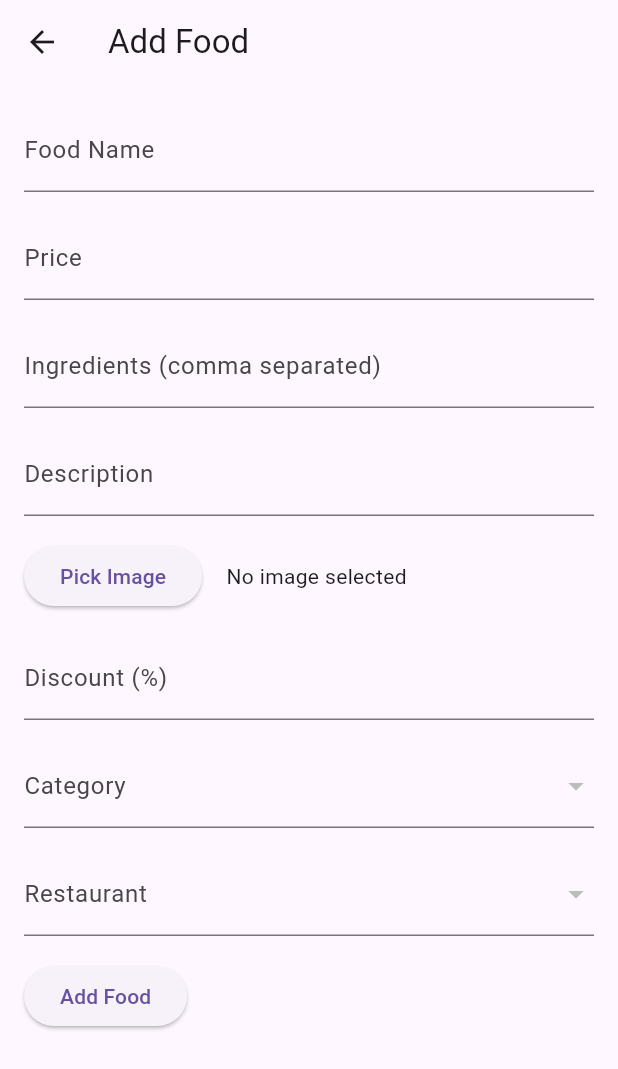
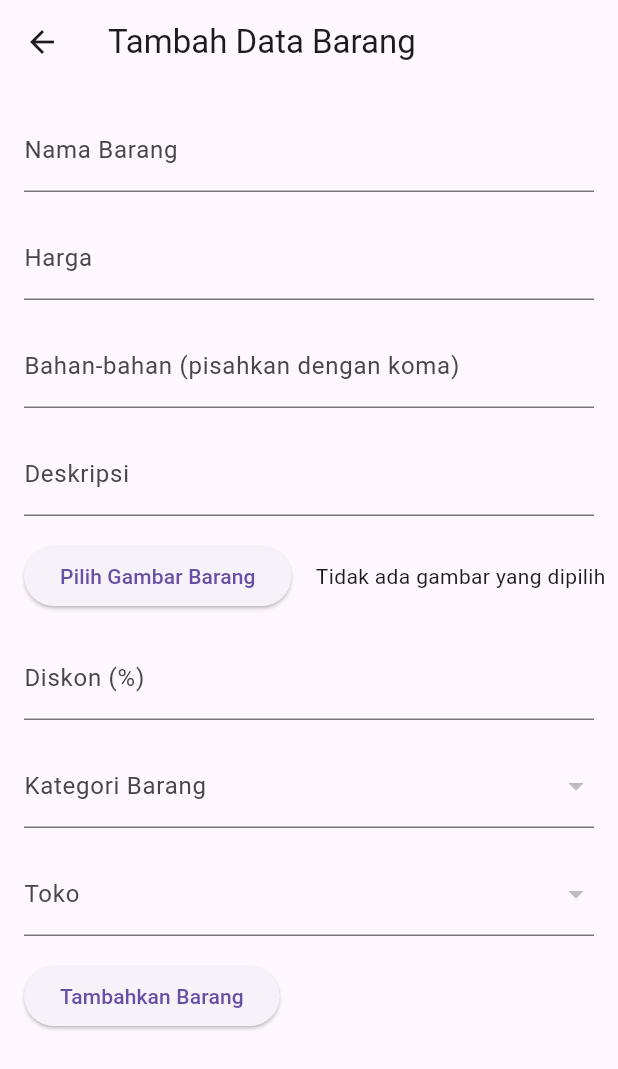
Before and after one commit to strhmdn14102004/Toko-Makanan, a Flutter app: the AddFoodPage screen opened by its route, on a phone screen of 412 x 824 dp. Shown: the top 1069 px of the screen. Run offline on Flutter 3.47's test engine with Material 3 defaults, Android fonts, the phone set to English and light mode, and no system bars; our stand-ins replace bloc, cloud_firestore, dio, equatable, firebase_auth, firebase_core and 11 more; accounts and stored records are empty.

Commit message:
update
update

```diff
--- a/lib/src/presentation/screens/add_category/add_category.dart
+++ b/lib/src/presentation/screens/add_category/add_category.dart
@@ -44,7 +44,7 @@ class _AddCategoryPageState extends State<AddCategoryPage> {
   Widget build(BuildContext context) {
     return Scaffold(
       appBar: AppBar(
-        title: Text('Add Category'),
+        title: Text('Tambahkan Kategori'),
       ),
       body: Padding(
         padding: const EdgeInsets.all(16.0),
@@ -55,12 +55,12 @@ class _AddCategoryPageState extends State<AddCategoryPage> {
               TextFormField(
                 controller: _nameController,
                 decoration: InputDecoration(
-                  labelText: 'Category Name',
+                  labelText: 'Nama Kategori',
                   border: OutlineInputBorder(),
                 ),
                 validator: (value) {
                   if (value == null || value.trim().isEmpty) {
-                    return 'Please enter a category name';
+                    return 'Tolong masukan nama kategori';
                   }
                   return null;
                 },
@@ -80,7 +80,7 @@ class _AddCategoryPageState extends State<AddCategoryPage> {
                   }
                   return ElevatedButton(
                     onPressed: () => _submitCategory(context),
-                    child: Text('Add Category'),
+                    child: Text('Tambah Kategori'),
                   );
                 },
               ),
--- a/lib/src/presentation/screens/add_food/add_food.dart
+++ b/lib/src/presentation/screens/add_food/add_food.dart
@@ -100,7 +100,7 @@ class _AddFoodPageState extends State<AddFoodPage> {
   Widget build(BuildContext context) {
     return Scaffold(
       appBar: AppBar(
-        title: const Text('Add Food'),
+        title: const Text('Tambah Data Barang'),
       ),
       body: Padding(
         padding: const EdgeInsets.all(16.0),
@@ -112,49 +112,49 @@ class _AddFoodPageState extends State<AddFoodPage> {
               children: [
                 TextFormField(
                   controller: _nameController,
-                  decoration: const InputDecoration(labelText: 'Food Name'),
+                  decoration: const InputDecoration(labelText: 'Nama Barang'),
                   validator: (value) =>
-                      value!.isEmpty ? 'Please enter food name' : null,
+                      value!.isEmpty ? 'Masukan nama barang' : null,
                 ),
                 const SizedBox(height: 16),
                 TextFormField(
                   controller: _priceController,
-                  decoration: const InputDecoration(labelText: 'Price'),
+                  decoration: const InputDecoration(labelText: 'Harga'),
                   keyboardType: TextInputType.number,
                   validator: (value) =>
-                      value!.isEmpty ? 'Please enter price' : null,
+                      value!.isEmpty ? 'Tolong masukan harga barang' : null,
                 ),
                 const SizedBox(height: 16),
                 TextFormField(
                   controller: _ingredientsController,
                   decoration: const InputDecoration(
-                      labelText: 'Ingredients (comma separated)'),
+                      labelText: 'Bahan-bahan (pisahkan dengan koma)'),
                   validator: (value) =>
-                      value!.isEmpty ? 'Please enter ingredients' : null,
+                      value!.isEmpty ? 'Tolong masukan bahan bahan' : null,
                 ),
                 const SizedBox(height: 16),
                 TextFormField(
                   controller: _descriptionController,
-                  decoration: const InputDecoration(labelText: 'Description'),
+                  decoration: const InputDecoration(labelText: 'Deskripsi'),
                 ),
                 const SizedBox(height: 16),
                 Row(
                   children: [
                     ElevatedButton(
                       onPressed: _pickImage,
-                      child: const Text('Pick Image'),
+                      child: const Text('Pilih Gambar Barang'),
                     ),
                     const SizedBox(width: 16),
                     _selectedImage != null
-                        ? const Text('Image Selected',
+                        ? const Text('Gambar Terpilih',
                             style: TextStyle(color: Colors.green))
-                        : const Text('No image selected'),
+                        : const Text('Tidak ada gambar yang dipilih'),
                   ],
                 ),
                 const SizedBox(height: 16),
                 TextFormField(
                   controller: _discountController,
-                  decoration: const InputDecoration(labelText: 'Discount (%)'),
+                  decoration: const InputDecoration(labelText: 'Diskon (%)'),
                   keyboardType: TextInputType.number,
                 ),
                 const SizedBox(height: 16),
@@ -165,7 +165,7 @@ class _AddFoodPageState extends State<AddFoodPage> {
                       return const CircularProgressIndicator();
                     }
                     return DropdownButtonFormField<DocumentReference>(
-                      decoration: const InputDecoration(labelText: 'Category'),
+                      decoration: const InputDecoration(labelText: 'Kategori Barang'),
                       items: snapshot.data!
                           .map(
                             (doc) => DropdownMenuItem(
@@ -178,7 +178,7 @@ class _AddFoodPageState extends State<AddFoodPage> {
                         _selectedCategory = value;
                       },
                       validator: (value) =>
-                          value == null ? 'Please select a category' : null,
+                          value == null ? 'Tolong pilih kategori barang' : null,
                     );
                   },
                 ),
@@ -190,7 +190,7 @@ class _AddFoodPageState extends State<AddFoodPage> {
                       return const CircularProgressIndicator();
                     }
                     return DropdownButtonFormField<DocumentReference>(
-                      decoration: const InputDecoration(labelText: 'Restaurant'),
+                      decoration: const InputDecoration(labelText: 'Toko'),
                       items: snapshot.data!
                           .map(
                             (doc) => DropdownMenuItem(
@@ -203,14 +203,14 @@ class _AddFoodPageState extends State<AddFoodPage> {
                         _selectedRestaurant = value;
                       },
                       validator: (value) =>
-                          value == null ? 'Please select a restaurant' : null,
+                          value == null ? 'Tolong pilih asal toko barang' : null,
                     );
                   },
                 ),
                 const SizedBox(height: 16),
                 ElevatedButton(
                   onPressed: _submitForm,
-                  child: const Text('Add Food'),
+                  child: const Text('Tambahkan Barang'),
                 ),
               ],
             ),
--- a/lib/src/presentation/screens/add_restaurant/add_restaurant.dart
+++ b/lib/src/presentation/screens/add_restaurant/add_restaurant.dart
@@ -46,17 +46,17 @@ class _AddRestaurantPageState extends State<AddRestaurantPage> {
   @override
   Widget build(BuildContext context) {
     return Scaffold(
-      appBar: AppBar(title: Text('Add Restaurant')),
+      appBar: AppBar(title: Text('Tambahkan Data Toko Baru')),
       body: BlocListener<RestaurantBloc, RestaurantState>(
         listener: (context, state) {
           if (state is RestaurantAddedSuccess) {
             ScaffoldMessenger.of(context).showSnackBar(
-              SnackBar(content: Text('Restaurant added successfully')),
+              SnackBar(content: Text('Toko added successfully')),
             );
             Navigator.pop(context);
           } else if (state is RestaurantError) {
             ScaffoldMessenger.of(context).showSnackBar(
-              SnackBar(content: Text('Failed to add restaurant')),
+              SnackBar(content: Text('Failed to add toko')),
             );
           }
         },
@@ -70,19 +70,19 @@ class _AddRestaurantPageState extends State<AddRestaurantPage> {
                 children: [
                   TextFormField(
                     controller: _nameController,
-                    decoration: InputDecoration(labelText: 'Restaurant Name'),
+                    decoration: InputDecoration(labelText: 'Nama Toko'),
                     validator: (value) =>
-                        value!.isEmpty ? 'Name cannot be empty' : null,
+                        value!.isEmpty ? 'Nama toko tidak boleh kosong' : null,
                   ),
                   TextFormField(
                     controller: _locationController,
-                    decoration: InputDecoration(labelText: 'Location'),
+                    decoration: InputDecoration(labelText: 'Lokasi Toko'),
                     validator: (value) =>
-                        value!.isEmpty ? 'Location cannot be empty' : null,
+                        value!.isEmpty ? 'Lokasi Toko Tidak Boleh Dikosongkan' : null,
                   ),
                   TextFormField(
                     controller: _descriptionController,
-                    decoration: InputDecoration(labelText: 'Description'),
+                    decoration: InputDecoration(labelText: 'Deskripsi Toko'),
                     maxLines: 3,
                   ),
                   const SizedBox(height: 16.0),
@@ -100,7 +100,7 @@ class _AddRestaurantPageState extends State<AddRestaurantPage> {
                   const SizedBox(height: 16.0),
                   ElevatedButton(
                     onPressed: _submitForm,
-                    child: Text('Add Restaurant'),
+                    child: Text('Tambahkan Data Toko'),
                   ),
                 ],
               ),
```
Also changed, not shown: lib/src/data/models/Chat.dart (deleted, +0 -28 lines), lib/src/data/repositories/chat_repository.dart (+0 -10 lines), lib/src/presentation/screens/home/settings_screen.dart (+12 -10 lines).
